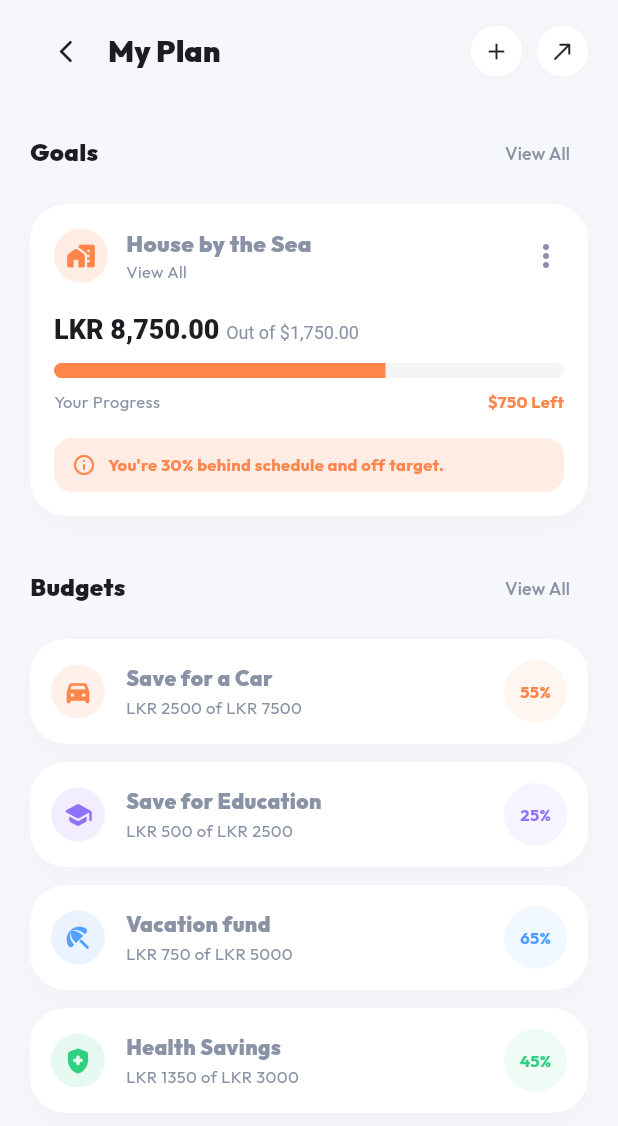
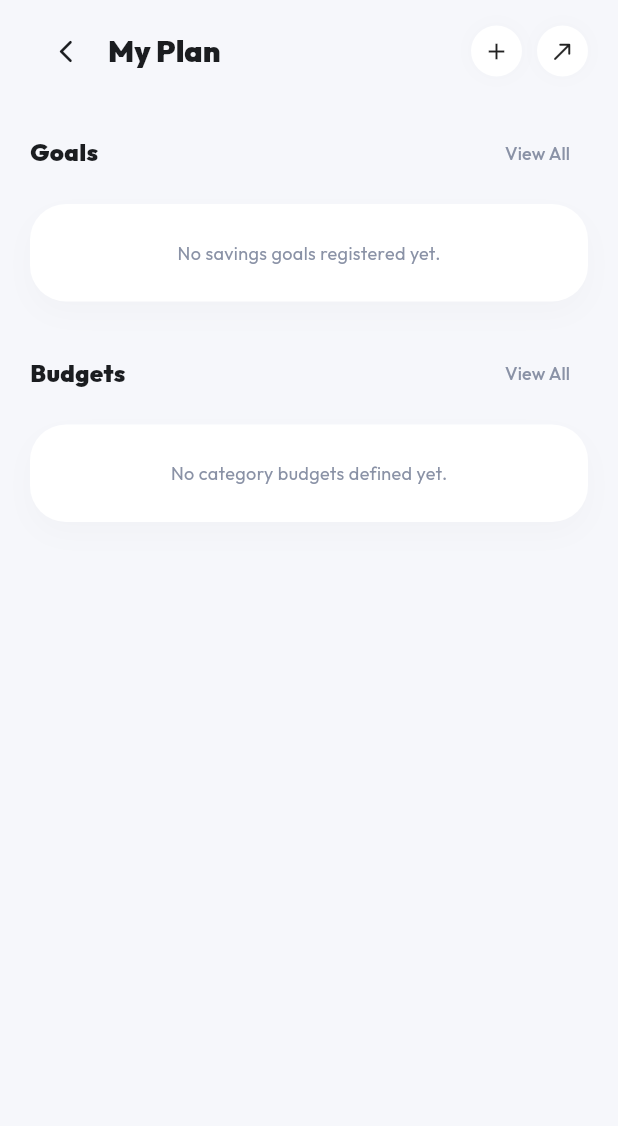
Before and after one commit to RukshanAmodya/Moni, a Flutter app: the PlanScreen screen opened directly, on a phone screen of 412 x 824 dp. Shown: the top 1126 px of the screen. Run offline on Flutter 3.47's test engine with Material 3 defaults, Android fonts, the light colour scheme and no system bars; our stand-ins replace cloud_firestore, firebase_auth, firebase_core, google_fonts, local_auth, shared_preferences; accounts and stored records are empty.

Commit message:
UI Refactor: Eliminate all remaining mock budget and goal lists from Plan and Analytics screens to load actual user entries dynamically

```diff
--- a/lib/screens/plan_screen.dart
+++ b/lib/screens/plan_screen.dart
@@ -1,23 +1,80 @@
 import 'package:flutter/material.dart';
 import 'package:provider/provider.dart';
+import 'package:intl/intl.dart';
 import '../providers/finance_provider.dart';
 import '../theme/moni_theme.dart';
+import '../models/finance_models.dart';
 
 class PlanScreen extends StatelessWidget {
   const PlanScreen({super.key});
+
+  Color _getCategoryColor(String category) {
+    switch (category.toLowerCase()) {
+      case 'food':
+      case 'groceries':
+        return MoniTheme.pastelBlue;
+      case 'transport':
+      case 'car':
+        return MoniTheme.pastelOrange;
+      case 'bills':
+      case 'utilities':
+        return MoniTheme.pastelPurple;
+      case 'shopping':
+        return MoniTheme.pastelGreen;
+      default:
+        return MoniTheme.pastelPink;
+    }
+  }
+
+  IconData _getCategoryIcon(String category) {
+    switch (category.toLowerCase()) {
+      case 'food':
+      case 'groceries':
+        return Icons.local_grocery_store_rounded;
+      case 'transport':
+      case 'car':
+        return Icons.directions_car_filled_rounded;
+      case 'bills':
+      case 'utilities':
+        return Icons.flash_on_rounded;
+      case 'shopping':
+        return Icons.shopping_bag_rounded;
+      default:
+        return Icons.more_horiz_rounded;
+    }
+  }
 
   @override
   Widget build(BuildContext context) {
     final finance = Provider.of<FinanceProvider>(context);
     final currencySymbol = finance.currency;
 
-    // Budget data matching the mockup
-    final mockBudgets = [
-      {'name': 'Save for a Car', 'target': 7500.0, 'current': 2500.0, 'percent': 55, 'color': MoniTheme.pastelOrange, 'icon': Icons.directions_car_filled_rounded},
-      {'name': 'Save for Education', 'target': 2500.0, 'current': 500.0, 'percent': 25, 'color': MoniTheme.pastelPurple, 'icon': Icons.school_rounded},
-      {'name': 'Vacation fund', 'target': 5000.0, 'current': 750.0, 'percent': 65, 'color': MoniTheme.pastelBlue, 'icon': Icons.beach_access_rounded},
-      {'name': 'Health Savings', 'target': 3000.0, 'current': 1350.0, 'percent': 45, 'color': MoniTheme.pastelGreen, 'icon': Icons.health_and_safety_rounded},
-    ];
+    // Build real budgets based on actual entries
+    final List<Map<String, dynamic>> activeBudgets = [];
+    final now = DateTime.now();
+
+    for (var budget in finance.budgets) {
+      final spent = finance.transactions
+          .where((t) =>
+              t.type == 'expense' &&
+              t.category == budget.category &&
+              t.date.year == now.year &&
+              t.date.month == now.month)
+          .fold(0.0, (sum, item) => sum + item.amount);
+
+      final double percent = budget.limitAmount > 0 ? (spent / budget.limitAmount) * 100 : 0.0;
+
+      activeBudgets.add({
+        'name': '${budget.category} Budget',
+        'target': budget.limitAmount,
+        'current': spent,
+        'percent': percent.clamp(0.0, 100.0).round(),
+        'color': _getCategoryColor(budget.category),
+        'icon': _getCategoryIcon(budget.category),
+      });
+    }
+
+    final activeGoals = finance.goals;
 
     return Scaffold(
       backgroundColor: MoniTheme.background,
@@ -89,8 +146,22 @@ class PlanScreen extends StatelessWidget {
               ),
               const SizedBox(height: 10),
 
-              // Goal Card (House by the Sea)
+              // Goals Section
+              if (activeGoals.isEmpty)
                 Container(
+                  width: double.infinity,
+                  padding: const EdgeInsets.all(24),
+                  decoration: MoniTheme.premiumCardDecoration,
+                  alignment: Alignment.center,
+                  child: const Text('No savings goals registered yet.', style: TextStyle(color: MoniTheme.mutedText, fontSize: 12)),
+                )
+              else
+                ...activeGoals.map((goal) {
+                  final double percent = goal.targetAmount > 0 ? (goal.currentAmount / goal.targetAmount) : 0.0;
+                  final double left = max(0.0, goal.targetAmount - goal.currentAmount);
+
+                  return Container(
+                    margin: const EdgeInsets.only(bottom: 16),
                     width: double.infinity,
                     padding: const EdgeInsets.all(16),
                     decoration: MoniTheme.premiumCardDecoration,
@@ -108,12 +179,12 @@ class PlanScreen extends StatelessWidget {
                               child: const Icon(Icons.home_work_rounded, color: MoniTheme.pastelOrange, size: 20),
                             ),
                             const SizedBox(width: 12),
-                        const Expanded(
+                            Expanded(
                               child: Column(
                                 crossAxisAlignment: CrossAxisAlignment.start,
                                 children: [
-                              Text('House by the Sea', style: TextStyle(fontWeight: FontWeight.w900, fontSize: 15)),
-                              Text('View All', style: TextStyle(color: MoniTheme.mutedText, fontSize: 11)),
+                                  Text(goal.name, style: const TextStyle(fontWeight: FontWeight.w900, fontSize: 15)),
+                                  const Text('Target Progress', style: TextStyle(color: MoniTheme.mutedText, fontSize: 11)),
                                 ],
                               ),
                             ),
@@ -128,10 +199,10 @@ class PlanScreen extends StatelessWidget {
                               text: TextSpan(
                                 style: const TextStyle(color: MoniTheme.darkText, fontSize: 18, fontWeight: FontWeight.w900),
                                 children: [
-                              TextSpan(text: '$currencySymbol 8,750.00 '),
-                              const TextSpan(
-                                text: 'Out of \$1,750.00',
-                                style: TextStyle(color: MoniTheme.mutedText, fontSize: 12, fontWeight: FontWeight.normal),
+                                  TextSpan(text: '$currencySymbol ${NumberFormat('#,##0.00').format(goal.currentAmount)} '),
+                                  TextSpan(
+                                    text: 'Out of $currencySymbol ${NumberFormat('#,##0.00').format(goal.targetAmount)}',
+                                    style: const TextStyle(color: MoniTheme.mutedText, fontSize: 12, fontWeight: FontWeight.normal),
                                   ),
                                 ],
                               ),
@@ -139,48 +210,27 @@ class PlanScreen extends StatelessWidget {
                           ],
                         ),
                         const SizedBox(height: 12),
-                    // Progress Slider
                         ClipRRect(
                           borderRadius: BorderRadius.circular(6),
                           child: LinearProgressIndicator(
-                        value: 0.65,
+                            value: percent.clamp(0.0, 1.0),
                             minHeight: 10,
                             backgroundColor: Colors.grey.shade100,
                             valueColor: const AlwaysStoppedAnimation<Color>(MoniTheme.pastelOrange),
                           ),
                         ),
                         const SizedBox(height: 8),
-                    const Row(
+                        Row(
                           mainAxisAlignment: MainAxisAlignment.spaceBetween,
                           children: [
-                        Text('Your Progress', style: TextStyle(color: MoniTheme.mutedText, fontSize: 11)),
-                        Text('\$750 Left', style: TextStyle(fontWeight: FontWeight.bold, fontSize: 11, color: MoniTheme.pastelOrange)),
+                            const Text('Your Progress', style: TextStyle(color: MoniTheme.mutedText, fontSize: 11)),
+                            Text('$currencySymbol ${left.toStringAsFixed(0)} Left', style: const TextStyle(fontWeight: FontWeight.bold, fontSize: 11, color: MoniTheme.pastelOrange)),
                           ],
-                    ),
-                    const SizedBox(height: 16),
-                    // Warning Alert Card
-                    Container(
-                      padding: const EdgeInsets.symmetric(horizontal: 12, vertical: 10),
-                      decoration: BoxDecoration(
-                        color: const Color(0xFFFFECE5),
-                        borderRadius: BorderRadius.circular(12),
-                      ),
-                      child: const Row(
-                        children: [
-                          Icon(Icons.info_outline_rounded, color: MoniTheme.pastelOrange, size: 16),
-                          SizedBox(width: 8),
-                          Expanded(
-                            child: Text(
-                              "You're 30% behind schedule and off target.",
-                              style: TextStyle(color: MoniTheme.pastelOrange, fontSize: 11, fontWeight: FontWeight.bold),
-                            ),
                         ),
                       ],
                     ),
-                    ),
-                  ],
-                ),
-              ),
+                  );
+                }).toList(),
 
               const SizedBox(height: 24),
 
@@ -198,7 +248,16 @@ class PlanScreen extends StatelessWidget {
               const SizedBox(height: 10),
 
               // Budgets List
-              ...mockBudgets.map((b) {
+              if (activeBudgets.isEmpty)
+                Container(
+                  width: double.infinity,
+                  padding: const EdgeInsets.all(24),
+                  decoration: MoniTheme.premiumCardDecoration,
+                  alignment: Alignment.center,
+                  child: const Text('No category budgets defined yet.', style: TextStyle(color: MoniTheme.mutedText, fontSize: 12)),
+                )
+              else
+                ...activeBudgets.map((b) {
                   final target = b['target'] as double;
                   final current = b['current'] as double;
                   final percent = b['percent'] as int;
@@ -233,7 +292,6 @@ class PlanScreen extends StatelessWidget {
                             ],
                           ),
                         ),
-                      // Circular indicator clone style
                         Container(
                           width: 42,
                           height: 42,
```
Also changed, not shown: lib/screens/analytics_screen.dart (+71 -37 lines). Lines whose indentation alone changed are shown as unchanged.
